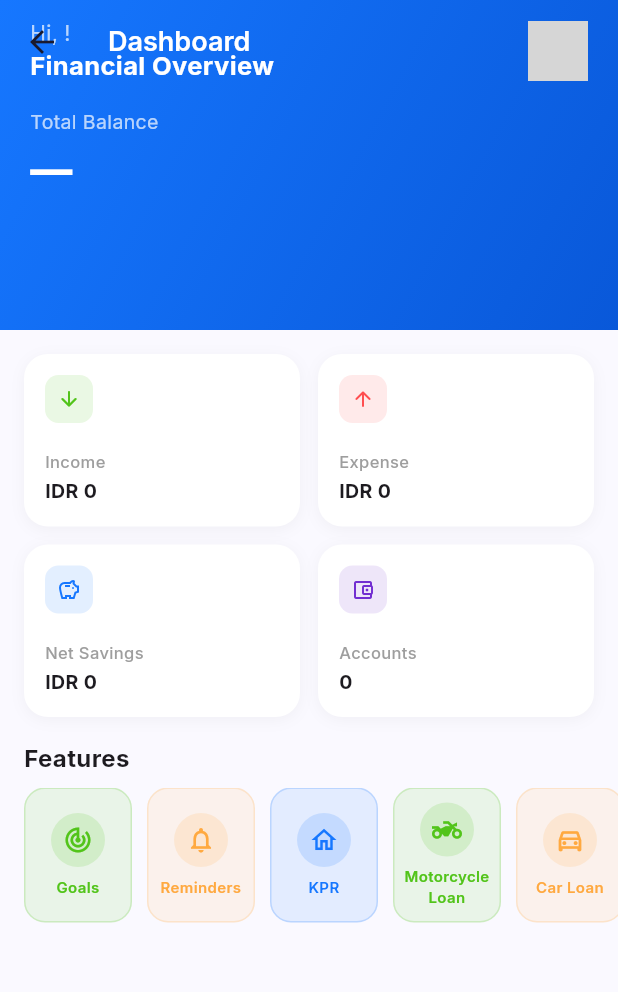
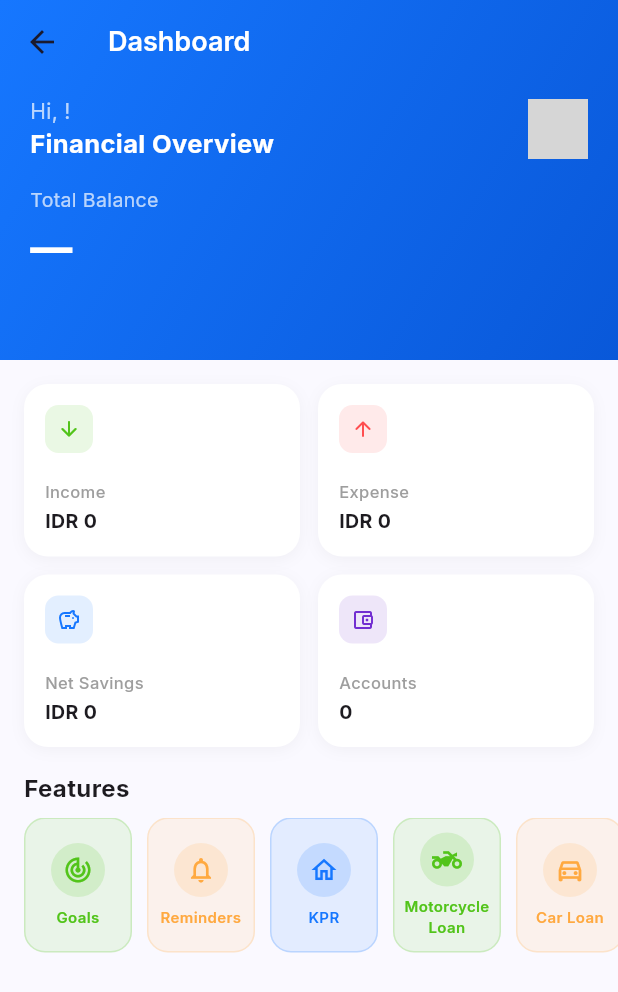
Before and after one commit to randyyuanda/finance-tracker, a Flutter app: the DashboardScreen screen opened directly, on a phone screen of 412 x 824 dp. Shown: the top 992 px of the screen. Run offline on Flutter 3.47's test engine with Material 3 defaults, Android fonts, the phone set to English and light mode, and no system bars; our stand-ins replace dio, firebase_core, firebase_messaging, fl_chart, flutter_local_notifications, google_fonts and 4 more; missing offline and left inert: home_widget; accounts and stored records are empty; network calls fail; grey boxes are pictures that could not be loaded.

Commit message:
fix: resolve dashboard/forgot-password overflows and add tab transitions
- Dashboard: increase expandedHeight to 240 and offset FlexibleSpaceBar
  background by kToolbarHeight so header content clears the AppBar title
- ForgotPassword: replace MediaQuery height arithmetic with LayoutBuilder
  pattern (minHeight: constraints.maxHeight) to eliminate 8px bottom overflow
- HomeScreen: replace IndexedStack with AnimatedOpacity stack for smooth
  220ms fade transitions between bottom nav tabs (state preserved)

Co-Authored-By: Claude Sonnet 4.6 <noreply@anthropic.com>

```diff
--- a/mobile/lib/screens/dashboard/dashboard_screen.dart
+++ b/mobile/lib/screens/dashboard/dashboard_screen.dart
@@ -53,7 +53,7 @@ class _DashboardScreenState extends State<DashboardScreen> {
           slivers: [
             // ── Header ─────────────────────────────────────────────
             SliverAppBar(
-              expandedHeight: 220,
+              expandedHeight: 240,
               floating: false,
               pinned: true,
               flexibleSpace: FlexibleSpaceBar(
@@ -69,7 +69,8 @@ class _DashboardScreenState extends State<DashboardScreen> {
                   child: SafeArea(
                     bottom: false,
                     child: Padding(
-                      padding: const EdgeInsets.fromLTRB(20, 12, 20, 0),
+                      // kToolbarHeight pushes content below the pinned AppBar toolbar
+                      padding: const EdgeInsets.fromLTRB(20, kToolbarHeight + 8, 20, 0),
                       child: Column(
                         crossAxisAlignment: CrossAxisAlignment.start,
                         mainAxisSize: MainAxisSize.min,
```
Also changed, not shown: mobile/lib/screens/auth/forgot_password_screen.dart (+19 -16 lines), mobile/lib/screens/home_screen.dart (+11 -1 lines).
